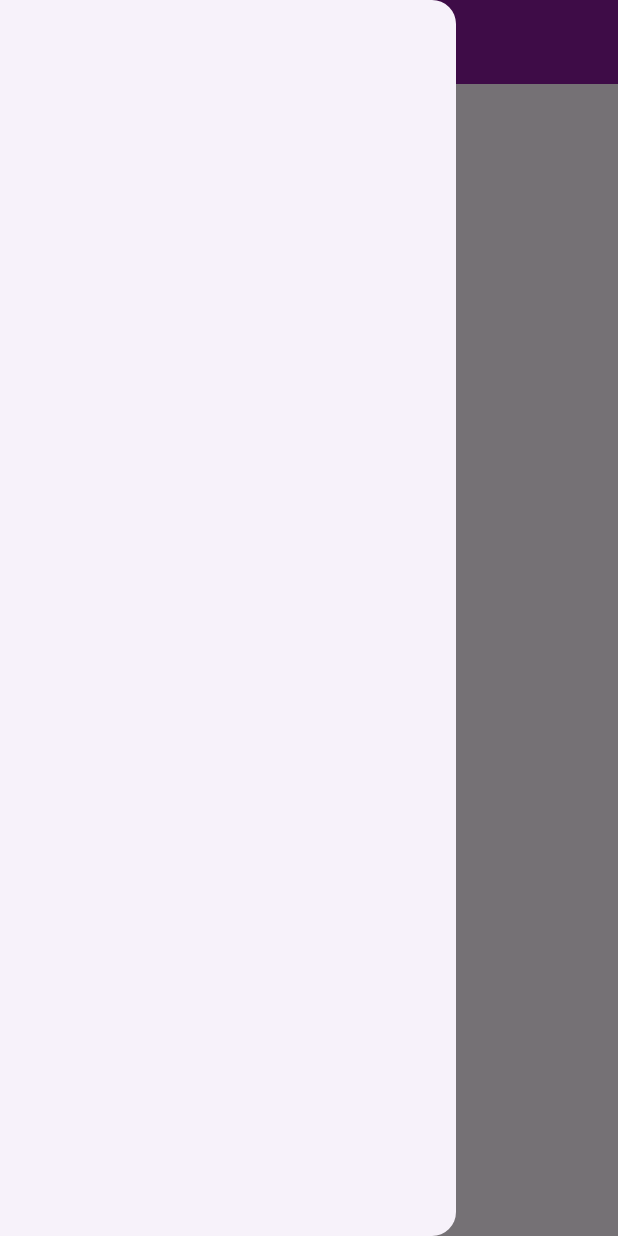
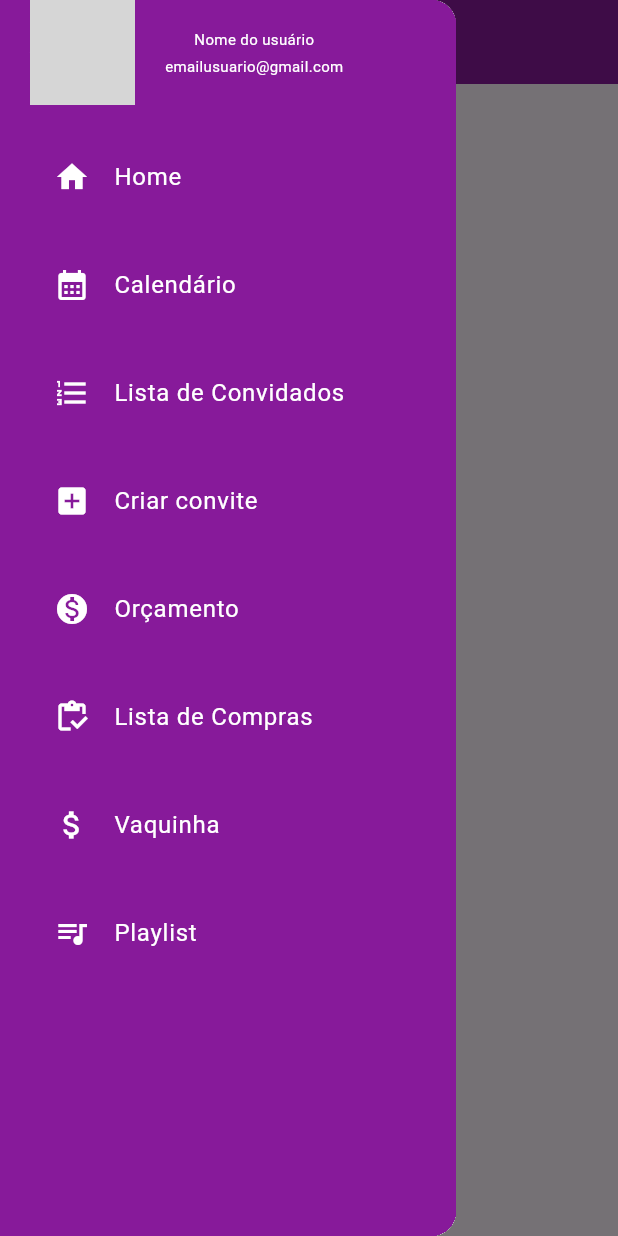
Before and after one commit to matheusrodriguesvxz/projetotcc, a Flutter app: the Compras screen opened directly, with the side drawer open, on a phone screen of 412 x 824 dp. Run offline on Flutter 3.47's test engine with Material 3 defaults, Android fonts, the phone set to English and light mode, and no system bars; network calls fail; Roboto replaces fonts that are missing (Arial); grey boxes are pictures that could not be loaded.

Commit message:
menu adicionado na tela de compras

```diff
--- a/flutter/analysis_options.yaml
+++ /dev/null
@@ -1,28 +0,0 @@
-# This file configures the analyzer, which statically analyzes Dart code to
-# check for errors, warnings, and lints.
-#
-# The issues identified by the analyzer are surfaced in the UI of Dart-enabled
-# IDEs (https://dart.dev/tools#ides-and-editors). The analyzer can also be
-# invoked from the command line by running `flutter analyze`.
-
-# The following line activates a set of recommended lints for Flutter apps,
-# packages, and plugins designed to encourage good coding practices.
-include: package:flutter_lints/flutter.yaml
-
-linter:
-  # The lint rules applied to this project can be customized in the
-  # section below to disable rules from the `package:flutter_lints/flutter.yaml`
-  # included above or to enable additional rules. A list of all available lints
-  # and their documentation is published at https://dart.dev/lints.
-  #
-  # Instead of disabling a lint rule for the entire project in the
-  # section below, it can also be suppressed for a single line of code
-  # or a specific dart file by using the `// ignore: name_of_lint` and
-  # `// ignore_for_file: name_of_lint` syntax on the line or in the file
-  # producing the lint.
-  rules:
-    # avoid_print: false  # Uncomment to disable the `avoid_print` rule
-    # prefer_single_quotes: true  # Uncomment to enable the `prefer_single_quotes` rule
-
-# Additional information about this file can be found at
-# https://dart.dev/guides/language/analysis-options
--- a/flutter/lib/cadastro.dart
+++ b/flutter/lib/cadastro.dart
@@ -1,4 +1,5 @@
 import 'package:flutter/material.dart';
+import 'package:flutter_application_1/login.dart';
 
 
 class Cadastrar extends StatefulWidget {
@@ -32,10 +33,16 @@ class _CadastrarState extends State<Cadastrar> {
           TextField(decoration: InputDecoration(labelText: "Nome"),),
           TextField(decoration: InputDecoration(labelText: "Sobrenome"),),
           TextField(decoration: InputDecoration(labelText: "E-mail"),),
-          TextField(decoration: InputDecoration(labelText: "Senha"),),
-          TextField(decoration: InputDecoration(labelText: "Confirmar Senha"),),
+          TextField(decoration: InputDecoration(labelText: "Senha"),
+          obscureText: true,
+          ),
+
+          TextField(decoration: InputDecoration(labelText: "Confirmar Senha"),
+          obscureText: true,),
           SizedBox(height: 20,),
-          Center(child: ElevatedButton(onPressed: (){}, child: Text("Enviar"), style: ButtonStyle(),)),
+          Center(child: ElevatedButton(onPressed: (){
+            Navigator.push(context, MaterialPageRoute(builder: (context) =>  Login()),);
+          }, child: Text("Cadastrar"), style: ButtonStyle(),)),
         ],
       ),
 
--- a/flutter/lib/compras.dart
+++ b/flutter/lib/compras.dart
@@ -1,4 +1,5 @@
 import 'package:flutter/material.dart';
+import 'package:flutter_application_1/menu.dart';
 
 void main() {
   runApp(const Lista());
@@ -26,7 +27,7 @@ class _ComprasState extends State<Compras> {
   @override
   Widget build(BuildContext context) {
     return Scaffold(
-      drawer: Drawer(),
+      drawer: Menu(),
       appBar: AppBar(
     backgroundColor: const Color.fromARGB(255, 135, 26, 154),
         title: Center(child: Padding(
--- a/flutter/lib/login.dart
+++ b/flutter/lib/login.dart
@@ -46,13 +46,13 @@ class _LoginState extends State<Login> {
             TextField(decoration: InputDecoration(labelText: "Senha"),
             obscureText: true,
 
-
-
             ),
             SizedBox(height: 30,),
             ElevatedButton(onPressed: (){}, child: Text("Login"), style: ButtonStyle(),),
             SizedBox(height: 15,),
-            GestureDetector(child: Text("Esqueci minha senha"),),
+            GestureDetector(child: Text("Esqueci minha senha"),onTap: (){
+            Navigator.push(context, MaterialPageRoute(builder: (context) =>  Cadastrar()),);
+            },),
             SizedBox(height: 30,),
             Text("Ainda não é um membro? Clique no botão e se cadastre."),
             SizedBox(height: 15,),
--- /dev/null
+++ b/flutter/lib/menu.dart
@@ -0,0 +1,104 @@
+import 'package:flutter/material.dart';
+
+class Menu extends StatelessWidget {
+  const Menu({super.key});
+
+  @override
+  Widget build(BuildContext context) {
+    return Drawer(
+      child: Material(
+        color: Color.fromARGB(255,135,26,154),
+        child: ListView(
+          padding: EdgeInsets.symmetric(horizontal: 20),
+          children: [
+
+            cabecalho(
+             nome: "Nome do usuário",
+             email: "emailusuario@gmail.com",
+             imagem: "https://png.pngtree.com/png-vector/20190710/ourlarge/pngtree-user-vector-avatar-png-image_1541962.jpg"
+             ),
+
+            const SizedBox(
+              height: 20,
+            ),
+
+            itemmenu(texto: "Home", icone: Icons.home),
+            const SizedBox(
+              height: 16,
+            ),
+
+           itemmenu(texto: "Calendário", icone:Icons.calendar_month),
+            const SizedBox(
+              height: 16,
+            ),
+
+            itemmenu(texto: "Lista de Convidados", icone:Icons.format_list_numbered),
+            const SizedBox(
+              height: 16,
+            ),
+
+            itemmenu(texto: "Criar convite", icone:Icons.add_box),
+            const SizedBox(
+              height: 16,
+            ),
+
+            itemmenu(texto: "Orçamento", icone:Icons.monetization_on),
+            const SizedBox(
+              height: 16,
+            ),
+
+             itemmenu(texto: "Lista de Compras", icone:Icons.inventory_outlined),
+            const SizedBox(
+              height: 16,
+            ),
+
+             itemmenu(texto: "Vaquinha", icone:Icons.attach_money_sharp),
+            const SizedBox(
+              height: 16,
+            ),
+
+            itemmenu(texto: "Playlist", icone:Icons.queue_music),
+            const SizedBox(
+              height: 16,
+            ),
+          ],
+        ),
+      ),
+    );
+  }
+}
+Widget itemmenu({
+  required String texto,
+  required IconData icone,
+}){
+  return ListTile(
+    leading: Icon(icone, color: Colors.white),
+    title: Text(texto, style:TextStyle(color: Colors.white),
+    ),
+    hoverColor: Colors.white70,
+  );
+}
+cabecalho({
+  required String nome,
+  required String email,
+  required String imagem,
+}) =>
+    InkWell(
+
+     onTap: (){},
+      child: Row(
+        children: [
+          CircleAvatar(
+            radius: 35,
+            backgroundImage: NetworkImage(imagem),
+          ),
+          const SizedBox(width: 20,),
+          Column(
+            children: [
+              Text(nome, style: TextStyle(fontSize: 10, color: Colors.white),),
+              const SizedBox(height: 4,),
+              Text(email, style: TextStyle(fontSize: 10, color: Colors.white),),
+              ],)
+        ],
+      ),
+    );
```
